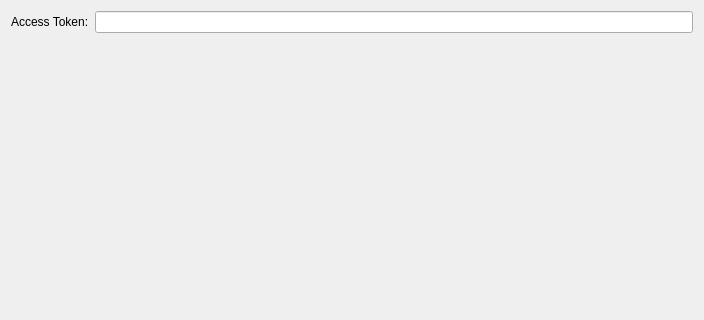
The window that resources/outlook/outlooksettingswidget.ui (KDE/kdepim-runtime) describes before a commit, drawn with Qt 5; both pictures show x 0 to 704 and y 0 to 320 of the 704 by 680 pixel window.
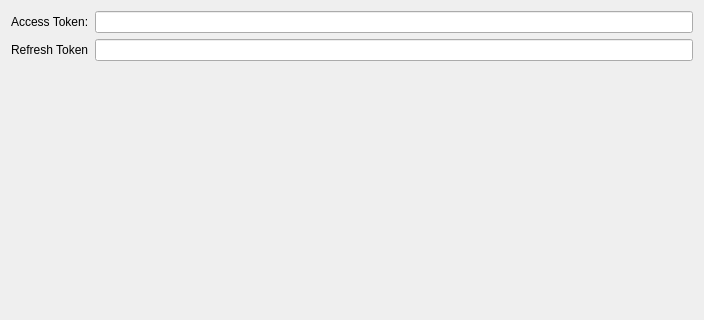
The same window after the commit.

```diff
--- a/resources/outlook/outlooksettingswidget.ui
+++ b/resources/outlook/outlooksettingswidget.ui
@@ -27,6 +27,16 @@
    <item row="0" column="1">
     <widget class="QLineEdit" name="accessTokenEdit"/>
    </item>
+   <item row="1" column="0">
+    <widget class="QLabel" name="label_2">
+     <property name="text">
+      <string>Refresh Token</string>
+     </property>
+    </widget>
+   </item>
+   <item row="1" column="1">
+    <widget class="QLineEdit" name="refreshTokenEdit"/>
+   </item>
   </layout>
  </widget>
  <resources/>
```
